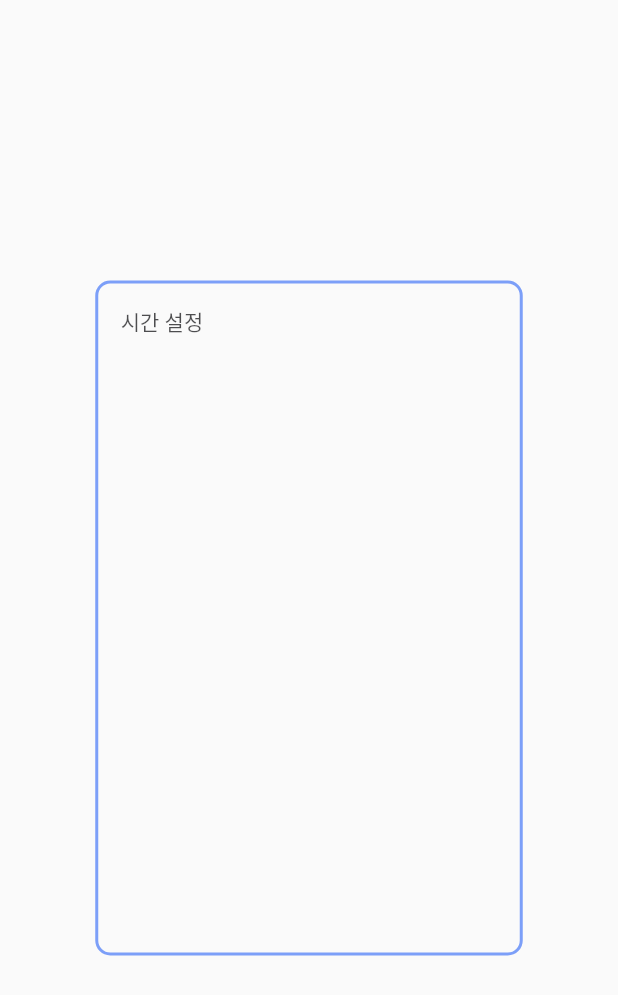
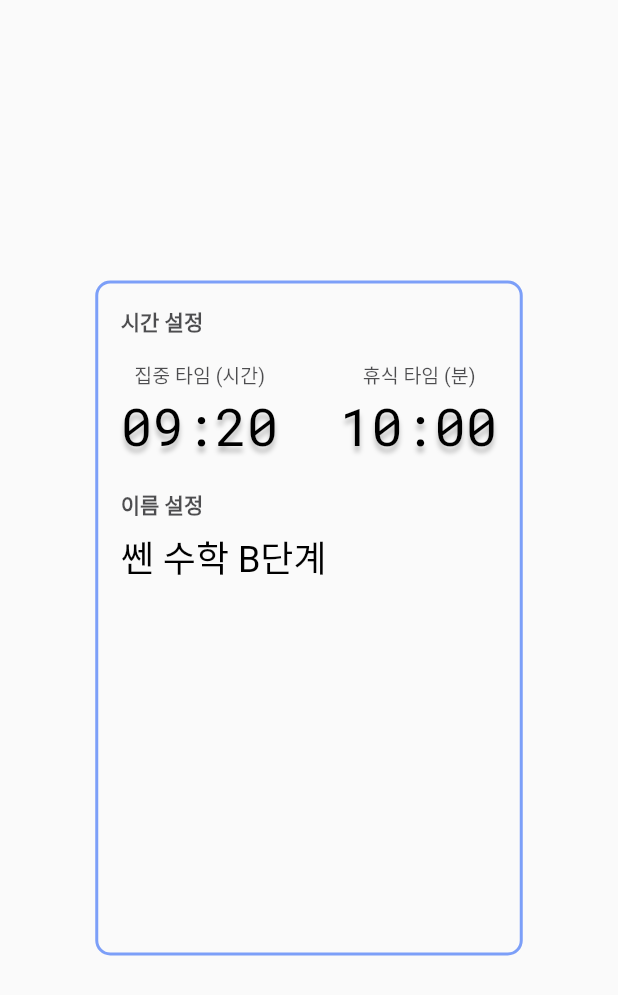
Before and after one commit to dsc-sookmyung/2021-TimmyRoom-JANSORI, a Flutter app: the screen it shows after launch, on a phone screen of 412 x 824 dp. Shown: the top 995 px of the screen. Run offline on Flutter 3.47's test engine with Material 2 defaults, Android fonts, the phone set to English and light mode, and no system bars.

Commit message:
이름 설정 뷰 1차

```diff
--- a/timmyroom_jansori/lib/page3.dart
+++ b/timmyroom_jansori/lib/page3.dart
@@ -1,3 +1,4 @@
+import 'package:flutter/cupertino.dart';
 import 'package:flutter/material.dart';
 
 
@@ -13,7 +14,7 @@
 
   Widget home(){
     return Scaffold(
-      body: popup()
+      body: popup(),
     );
   }
 
@@ -38,7 +39,13 @@
                 width: 255,
                 margin: EdgeInsets.all(15),
                 child:
+                  Column(
+                    crossAxisAlignment: CrossAxisAlignment.start,
+                    children: [
                       timeSetting(),
+                      nameSetting(),
+                    ],
+                  ),
               ),
           ),
     );
@@ -47,14 +54,15 @@
   Widget timeSetting(){
     return Container(
       width: 255,
-      // height: 103.25,
-      /*
-      decoration: BoxDecoration(
-        border: Border.all(
-        width: 2,
-        color: Color.fromRGBO(93, 136, 248, 0.8),
-      )),
-      */
+      margin: EdgeInsets.fromLTRB(0, 0, 0, 20),
+      child:
+          Container(
+            child:
+              Column(
+                crossAxisAlignment: CrossAxisAlignment.start,
+                children: [
+                  Container(
+                    margin: EdgeInsets.fromLTRB(0, 0, 0, 16),
                     child:
                       Text(
                         "시간 설정",
@@ -62,11 +70,121 @@
                           fontFamily: 'Roboto',
                           fontStyle: FontStyle.normal,
                           fontSize: 14,
-            fontWeight: FontWeight.w400,
+                          fontWeight: FontWeight.w700,
                           color: Color.fromRGBO(4, 4, 7, 0.7),
                           height: 1.4,
                         ),
                       ),
+                  ),
+                  Row(
+                    mainAxisAlignment: MainAxisAlignment.spaceBetween,
+                    children: [
+                      Container(
+                        padding: EdgeInsets.fromLTRB(9, 0, 0, 0),
+                        child:
+                          Text(
+                            "집중 타임 (시간)",
+                            style: TextStyle(
+                              fontFamily: 'Roboto',
+                              fontSize: 13,
+                              color: Color.fromRGBO(4, 4, 7, 0.7),
+                              height: 1.5,
+                            ),
+                          ),
+                        ),
+                      Container(
+                        padding: EdgeInsets.fromLTRB(0, 0, 14.5, 0),
+                        child:
+                        Text(
+                          "휴식 타임 (분)",
+                          style: TextStyle(
+                            fontFamily: 'Roboto',
+                            fontSize: 13,
+                            color: Color.fromRGBO(4, 4, 7, 0.7),
+                            height: 1.5,
+                          ),
+                        ),
+                      ),
+                    ],
+                  ),
+                  Row(
+                    mainAxisAlignment: MainAxisAlignment.spaceBetween,
+                    children: [
+                      Text(
+                        "09:20",
+                        style: TextStyle(
+                          fontFamily: 'RobotoMono',
+                          fontSize: 35,
+                          color: Color.fromRGBO(0, 0, 0, 1),
+                          shadows: [
+                            Shadow(
+                              offset: Offset(0, 4),
+                              blurRadius: 4,
+                              color: Color.fromRGBO(0, 0, 0, 0.25),
+                            ),
+                          ],
+                        ),
+                      ),
+                      Text(
+                        "10:00",
+                        style: TextStyle(
+                          fontFamily: 'RobotoMono',
+                          fontSize: 35,
+                          color: Color.fromRGBO(0, 0, 0, 1),
+                          shadows: [
+                            Shadow(
+                              offset: Offset(0, 4),
+                              blurRadius: 4,
+                              color: Color.fromRGBO(0, 0, 0, 0.25),
+                            ),
+                          ],
+                        ),
+                      ),
+                    ],
+                  ),
+                ],
+              ),
+          ),
     );
   }
+
+  Widget nameSetting(){
+    return Container(
+      child:
+        Column(
+          crossAxisAlignment: CrossAxisAlignment.start,
+          children: [
+            Container(
+              margin: EdgeInsets.fromLTRB(0, 0, 0, 7),
+              child:
+              Text(
+                "이름 설정",
+                style: TextStyle(
+                  fontFamily: 'Roboto',
+                  fontStyle: FontStyle.normal,
+                  fontSize: 14,
+                  fontWeight: FontWeight.w700,
+                  color: Color.fromRGBO(4, 4, 7, 0.7),
+                  height: 1.4,
+                ),
+              ),
+            ),
+            Container(
+              child:
+                Text(
+                  "쎈 수학 B단계",
+                  style: TextStyle(
+                    fontFamily: 'Roboto',
+                    fontStyle: FontStyle.normal,
+                    fontSize: 24,
+                    fontWeight: FontWeight.w400,
+                    color: Color.fromRGBO(0, 0, 0, 1),
+                  ),
+                ),
+            ),
+          ],
+        ),
+    );
   }
+
+}
```
Also changed, not shown: timmyroom_jansori/pubspec.yaml (+10 -11 lines). Lines whose indentation alone changed are shown as unchanged.
